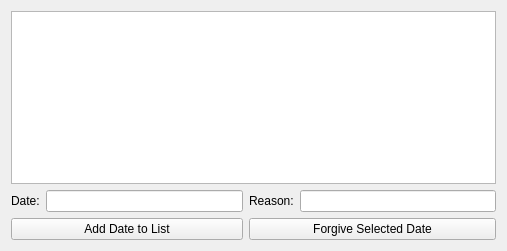
Above: ui/widgets/dabanwidget.ui from StarixWoS/ReMix before the change. Below: the same form after it.
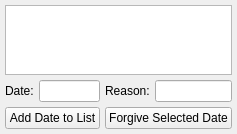
That is the form after the change.

Diff of the .ui file:
```diff
--- a/ui/widgets/dabanwidget.ui
+++ b/ui/widgets/dabanwidget.ui
@@ -6,14 +6,29 @@
    <rect>
     <x>0</x>
     <y>0</y>
-    <width>507</width>
-    <height>251</height>
+    <width>214</width>
+    <height>133</height>
    </rect>
   </property>
   <property name="windowTitle">
    <string>Form</string>
   </property>
   <layout class="QGridLayout" name="gridLayout">
+   <property name="leftMargin">
+    <number>5</number>
+   </property>
+   <property name="topMargin">
+    <number>5</number>
+   </property>
+   <property name="rightMargin">
+    <number>5</number>
+   </property>
+   <property name="bottomMargin">
+    <number>5</number>
+   </property>
+   <property name="spacing">
+    <number>5</number>
+   </property>
    <item row="0" column="0" colspan="4">
     <widget class="QTableView" name="daBanTable">
      <property name="alternatingRowColors">
```
